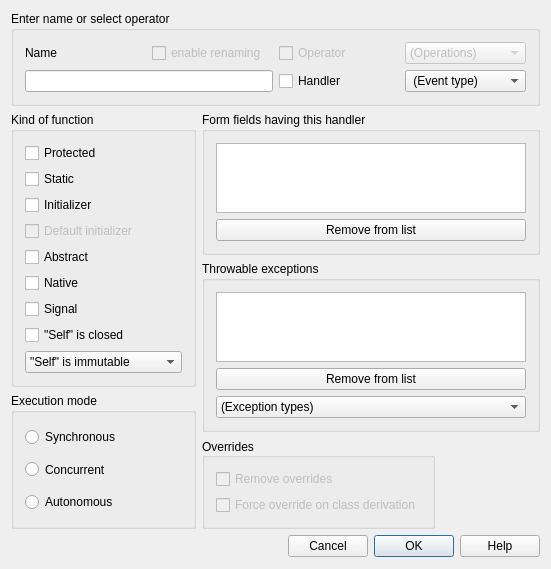
Before: the Qt Designer form lavape/src/LavaPE_UI/idd_funcbox.ui in berkus/lavape, drawn with Qt 5.
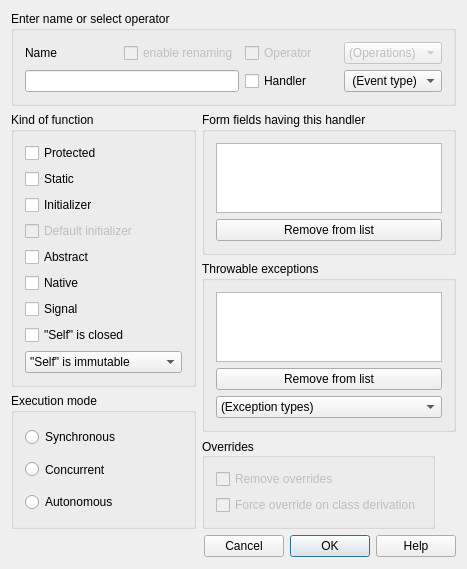
After: the same form once the commit is applied.

Commit message: func box formatting

```diff
--- a/lavape/src/LavaPE_UI/idd_funcbox.ui
+++ b/lavape/src/LavaPE_UI/idd_funcbox.ui
@@ -6,8 +6,8 @@
    <rect>
     <x>0</x>
     <y>0</y>
-    <width>551</width>
-    <height>565</height>
+    <width>467</width>
+    <height>511</height>
    </rect>
   </property>
   <property name="sizePolicy">
```
